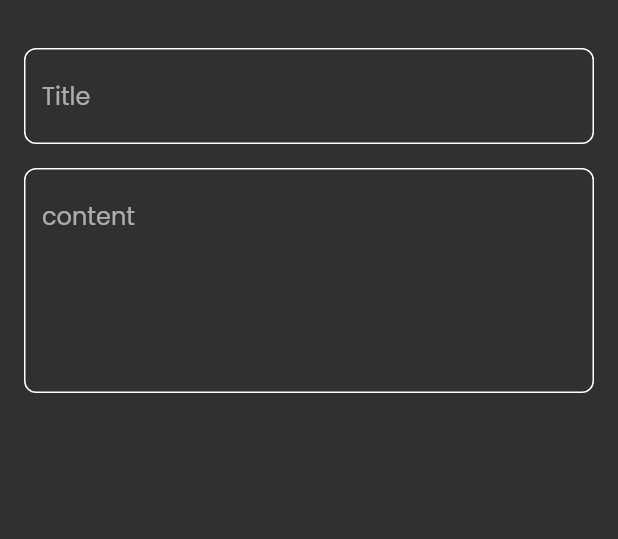
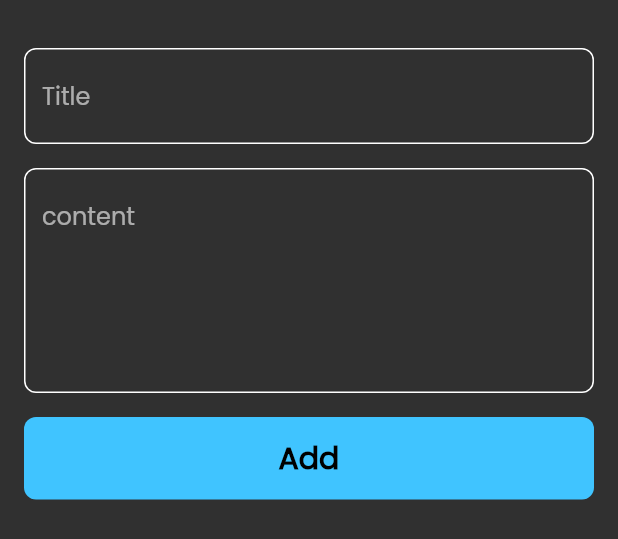
Before and after one commit to mahdymohamed6/note_app, a Flutter app: the AddNoteModelSheet widget shown alone on an empty page, opened directly, on a phone screen of 412 x 824 dp. Shown: the top 539 px of the screen. Run offline on Flutter 3.47's test engine with Material 2 defaults, Android fonts, the phone set to English and light mode, and no system bars.

Commit message:
finsh model bottom sheet buttom

```diff
--- a/lib/widgets/add_note_bubble_sheet.dart
+++ b/lib/widgets/add_note_bubble_sheet.dart
@@ -1,5 +1,7 @@
 import 'package:flutter/material.dart';
 import 'package:note_app/widgets/custom_text_field.dart';
+
+import 'custom_buttom.dart';
 
 class AddNoteModelSheet extends StatelessWidget {
   const AddNoteModelSheet({Key? key}) : super(key: key);
@@ -8,6 +10,7 @@ class AddNoteModelSheet extends StatelessWidget {
   Widget build(BuildContext context) {
     return const Padding(
       padding: EdgeInsets.symmetric(horizontal: 16),
+      child: SingleChildScrollView(
         child: Column(
           children: [
             SizedBox(
@@ -21,7 +24,15 @@ class AddNoteModelSheet extends StatelessWidget {
               hint: 'content',
               maxLine: 5,
             ),
+            SizedBox(
+              height: 16,
+            ),
+            CustomButton(),
+            SizedBox(
+              height: 16,
+            ),
           ],
+        ),
       ),
     );
   }
--- /dev/null
+++ b/lib/widgets/custom_buttom.dart
@@ -0,0 +1,27 @@
+import 'package:flutter/material.dart';
+
+class CustomButton extends StatelessWidget {
+  const CustomButton({Key? key}) : super(key: key);
+
+  @override
+  Widget build(BuildContext context) {
+    return Container(
+      height: 55,
+      width: MediaQuery.of(context).size.width,
+      decoration: BoxDecoration(
+        color: Colors.lightBlueAccent,
+        borderRadius: BorderRadius.circular(8),
+      ),
+      child: const Center(
+          child: Text(
+            'Add',
+            style: TextStyle(color: Colors.black,
+
+              fontSize: 20,
+              fontWeight:  FontWeight.bold,
+
+            ),
+          )),
+    );
+  }
+}
```
Lines whose indentation alone changed are shown as unchanged.
